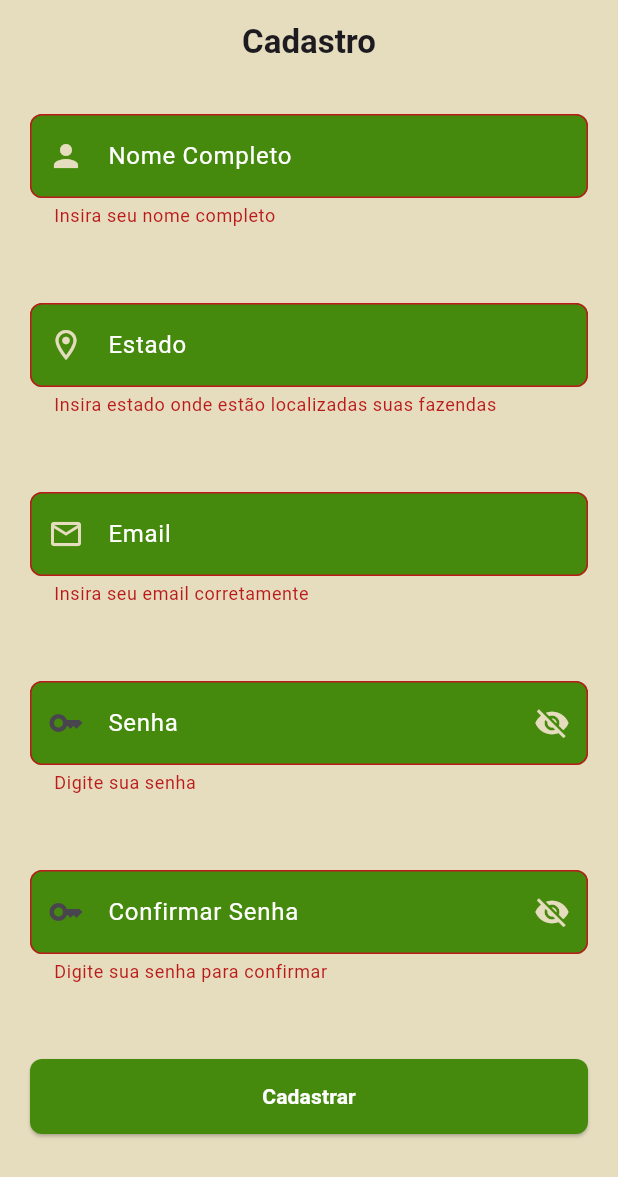
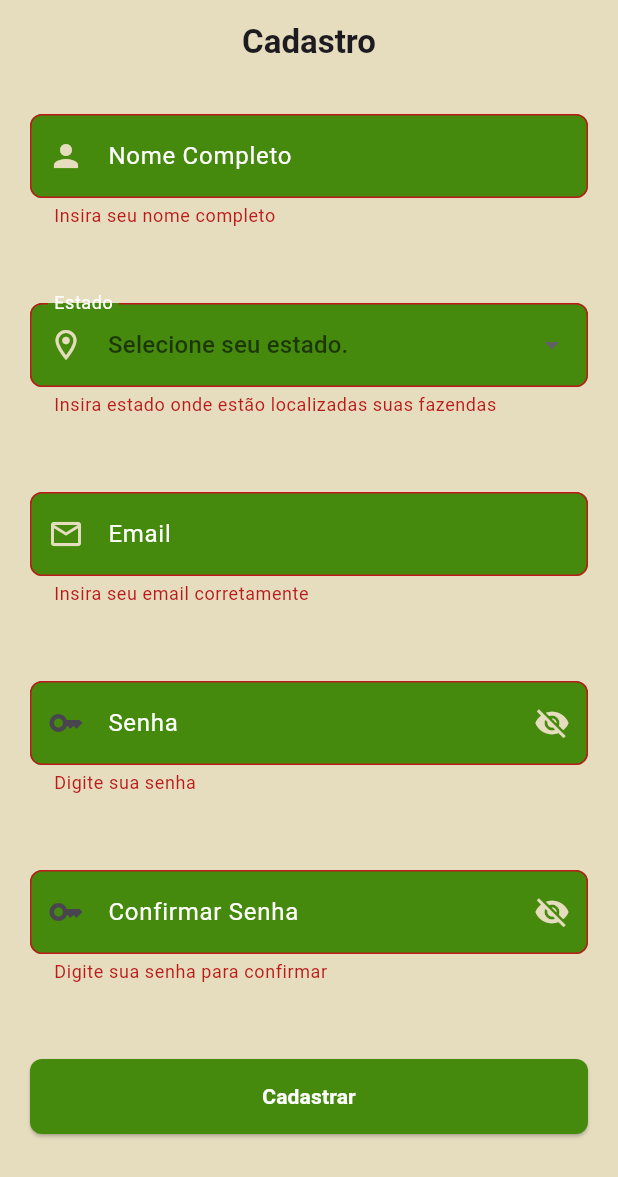
Before and after one commit to EstherPerondi/SAFRAON, a Flutter app: the screen it shows after launch, after a tap on "Cadastrar", on a phone screen of 412 x 824 dp. Shown: the top 1177 px of the screen. Run offline on Flutter 3.47's test engine with Material 3 defaults, Android fonts, the phone set to English and light mode, and no system bars.

Commit message:
front-end cadastro previamente pronto

```diff
--- a/lib/telas/cadastro.dart
+++ b/lib/telas/cadastro.dart
@@ -12,7 +12,7 @@ class _CadastroState extends State<Cadastro> {
   @override
   final TextEditingController _nome = TextEditingController();
   final TextEditingController _email = TextEditingController();
-  final TextEditingController _estado = TextEditingController();
+  String? _estado;
   final TextEditingController _usuario = TextEditingController();
   final TextEditingController _senha = TextEditingController();
   final TextEditingController _confirmar = TextEditingController();
@@ -59,8 +59,9 @@ class _CadastroState extends State<Cadastro> {
 
               const SizedBox(height: 50),
 
-              TextFormField(
-                controller: _estado,
+              DropdownButtonFormField<String>(
+                value: _estado,
+                hint: const Text('Selecione seu estado.'),
                 decoration: InputDecoration(
                   labelText: 'Estado',
                   labelStyle: escritaForm,
@@ -74,6 +75,19 @@ class _CadastroState extends State<Cadastro> {
                   filled: true,
                   fillColor: bcCadastro,
                 ),
+                dropdownColor: bcCadastro,
+
+                items: estados.map((String estado) {
+                  return DropdownMenuItem<String>(
+                    value: estado,
+                    child: Text(estado, style: TextStyle(color: Colors.white)),
+                  );
+                }).toList(),
+                onChanged: (String? novoEstado) {
+                  setState(() {
+                    _estado = novoEstado;
+                  });
+                },
                 validator: (_estado) {
                   if (_estado == null || _estado.isEmpty) {
                     return 'Insira estado onde estão localizadas suas fazendas';
@@ -153,7 +167,7 @@ class _CadastroState extends State<Cadastro> {
                   if (!RegExp(r'[!@#$%^&*(),.?":{}|<>]').hasMatch(_senha)) {
                     return 'Necessário caracrtere especial Ex:!@#%^&*(),.?":{}|<>';
                   }
-                  return 'null';
+                  return null;
                 },
               ),
               const SizedBox(height: 50),
@@ -192,7 +206,7 @@ class _CadastroState extends State<Cadastro> {
                     return 'As senhas não coincidem';
                   }
 
-                  return 'null';
+                  return null;
                 },
               ),
               const SizedBox(height: 50),
@@ -215,10 +229,9 @@ class _CadastroState extends State<Cadastro> {
                     foregroundColor: Colors.white,
                     shape: RoundedRectangleBorder(
                       borderRadius: BorderRadius.circular(8),
-                    )
+                    ),
                   ),
-                  child: Text('Cadastrar',
-                  style: tituloDaPg,),
+                  child: Text('Cadastrar', style: tituloDaPg),
                 ),
               ),
             ],
--- a/lib/variaveis.dart
+++ b/lib/variaveis.dart
@@ -6,3 +6,10 @@ Color bcCadastro = Color(0xff458A0D);
 TextStyle escritaForm = TextStyle(color:Colors.white) ;
 
 TextStyle tituloDaPg = TextStyle(fontWeight: FontWeight.bold);
+
+
+const List<String> estados = [
+  'ACRE', 'ALÁGOAS', 'AMAPÁ', 'AMAZONAS', 'BAHIA', 'CEÁRA', 'DISTRITO FEDERAL', 'ESPÍRITO SANTO', 'GOIÁS', 'MARANHÃO',
+  'MATO-GROSSO', 'MATO-GROSSO DO SUL', 'MINAS GERAIS', 'PARÁ', 'PARAÍBA', 'PARANÁ', 'PERNAMBUCO', 'PIAUÍ', 'RIO DE JANEIRO', 'RIO GRANDE DO NORTE',
+  'RIO GRANDE DO SUL', 'RONDÔNIA', 'RORAIMA', 'SANTA CATARINA', 'SÃO PAULO', 'SERGIPE', 'TOCANTINS',
+];
```
